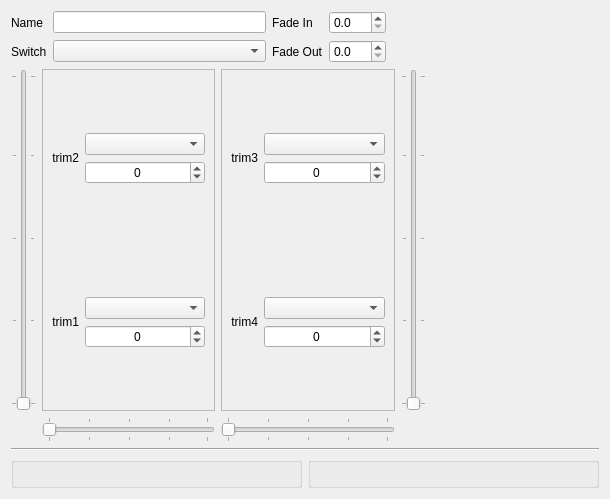
Before: the Qt Designer form companion/src/modeledit/flightmode.ui in opentx/opentx, drawn with Qt 5.
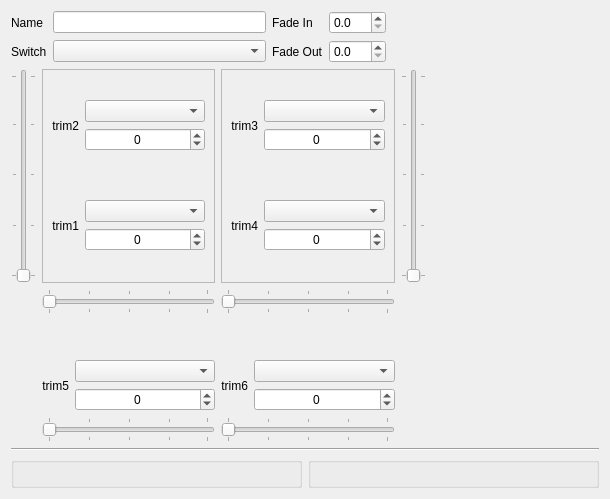
After: the same form once the commit is applied.

Commit message:
Add T5/T6 to Companion for relevant radios (#7415)
* Hopefully correct ui

* Continued

* Cosmetics

* Prevent crashes

* Fix T5/T6 not saving

* Windows compilation fix

* Add sliders for T5/T6

* Cosmetics

The edit to the form file:
```diff
--- a/companion/src/modeledit/flightmode.ui
+++ b/companion/src/modeledit/flightmode.ui
@@ -58,7 +58,7 @@
        </property>
       </widget>
      </item>
-     <item row="0" column="4" rowspan="2">
+     <item row="0" column="6" rowspan="2">
       <spacer name="spacer_5">
        <property name="orientation">
         <enum>Qt::Horizontal</enum>
@@ -85,24 +85,18 @@
    </item>
    <item>
     <layout class="QGridLayout" name="trimsLayout">
-     <item row="2" column="1">
-      <widget class="QSlider" name="trim1Slider">
-       <property name="sizePolicy">
-        <sizepolicy hsizetype="MinimumExpanding" vsizetype="Fixed">
-         <horstretch>0</horstretch>
-         <verstretch>0</verstretch>
-        </sizepolicy>
-       </property>
+     <item row="0" column="4">
+      <spacer name="horizontalSpacer">
        <property name="orientation">
         <enum>Qt::Horizontal</enum>
        </property>
-       <property name="tickPosition">
-        <enum>QSlider::TicksBothSides</enum>
+       <property name="sizeHint" stdset="0">
+        <size>
+         <width>40</width>
+         <height>20</height>
+        </size>
        </property>
-       <property name="tickInterval">
-        <number>25</number>
-       </property>
-      </widget>
+      </spacer>
      </item>
      <item row="0" column="0">
       <widget class="QSlider" name="trim2Slider">
@@ -136,25 +130,6 @@
        </property>
       </widget>
      </item>
-     <item row="2" column="2">
-      <widget class="QSlider" name="trim4Slider">
-       <property name="sizePolicy">
-        <sizepolicy hsizetype="MinimumExpanding" vsizetype="Fixed">
-         <horstretch>0</horstretch>
-         <verstretch>0</verstretch>
-        </sizepolicy>
-       </property>
-       <property name="orientation">
-        <enum>Qt::Horizontal</enum>
-       </property>
-       <property name="tickPosition">
-        <enum>QSlider::TicksBothSides</enum>
-       </property>
-       <property name="tickInterval">
-        <number>25</number>
-       </property>
-      </widget>
-     </item>
      <item row="0" column="1">
       <widget class="QFrame" name="frame">
        <property name="frameShape">
@@ -166,16 +141,6 @@
        <layout class="QVBoxLayout" name="verticalLayout_2">
         <item>
          <layout class="QGridLayout" name="leftTrims_3" columnstretch="0,1">
-          <item row="1" column="0">
-           <widget class="QLabel" name="trim1Label">
-            <property name="text">
-             <string notr="true">trim1</string>
-            </property>
-            <property name="alignment">
-             <set>Qt::AlignRight|Qt::AlignTrailing|Qt::AlignVCenter</set>
-            </property>
-           </widget>
-          </item>
           <item row="0" column="1">
            <layout class="QVBoxLayout" name="verticalLayout_5c_3">
             <item>
@@ -284,11 +249,59 @@
             </property>
            </widget>
           </item>
+          <item row="1" column="0">
+           <widget class="QLabel" name="trim1Label">
+            <property name="text">
+             <string notr="true">trim1</string>
+            </property>
+            <property name="alignment">
+             <set>Qt::AlignRight|Qt::AlignTrailing|Qt::AlignVCenter</set>
+            </property>
+           </widget>
+          </item>
          </layout>
         </item>
        </layout>
       </widget>
      </item>
+     <item row="2" column="2">
+      <widget class="QSlider" name="trim4Slider">
+       <property name="sizePolicy">
+        <sizepolicy hsizetype="MinimumExpanding" vsizetype="Fixed">
+         <horstretch>0</horstretch>
+         <verstretch>0</verstretch>
+        </sizepolicy>
+       </property>
+       <property name="orientation">
+        <enum>Qt::Horizontal</enum>
+       </property>
+       <property name="tickPosition">
+        <enum>QSlider::TicksBothSides</enum>
+       </property>
+       <property name="tickInterval">
+        <number>25</number>
+       </property>
+      </widget>
+     </item>
+     <item row="2" column="1">
+      <widget class="QSlider" name="trim1Slider">
+       <property name="sizePolicy">
+        <sizepolicy hsizetype="MinimumExpanding" vsizetype="Fixed">
+         <horstretch>0</horstretch>
+         <verstretch>0</verstretch>
+        </sizepolicy>
+       </property>
+       <property name="orientation">
+        <enum>Qt::Horizontal</enum>
+       </property>
+       <property name="tickPosition">
+        <enum>QSlider::TicksBothSides</enum>
+       </property>
+       <property name="tickInterval">
+        <number>25</number>
+       </property>
+      </widget>
+     </item>
      <item row="0" column="2">
       <widget class="QFrame" name="frame_2">
        <property name="frameShape">
@@ -299,7 +312,7 @@
        </property>
        <layout class="QVBoxLayout" name="verticalLayout_3">
         <item>
-         <layout class="QGridLayout" name="righTrims_2" columnstretch="0,1">
+         <layout class="QGridLayout" name="rightTrims_2" columnstretch="0,1">
           <item row="1" column="0">
            <widget class="QLabel" name="trim4Label">
             <property name="text">
@@ -310,65 +323,6 @@
             </property>
            </widget>
           </item>
-          <item row="0" column="0">
-           <widget class="QLabel" name="trim3Label">
-            <property name="text">
-             <string notr="true">trim3</string>
-            </property>
-            <property name="alignment">
-             <set>Qt::AlignRight|Qt::AlignTrailing|Qt::AlignVCenter</set>
-            </property>
-           </widget>
-          </item>
-          <item row="0" column="1">
-           <layout class="QVBoxLayout" name="verticalLayout_7b_2">
-            <item>
-             <spacer name="verticalSpacer_7b_2">
-              <property name="orientation">
-               <enum>Qt::Vertical</enum>
-              </property>
-              <property name="sizeHint" stdset="0">
-               <size>
-                <width>20</width>
-                <height>40</height>
-               </size>
-              </property>
-             </spacer>
-            </item>
-            <item>
-             <widget class="QComboBox" name="trim3Use"/>
-            </item>
-            <item>
-             <widget class="QSpinBox" name="trim3Value">
-              <property name="alignment">
-               <set>Qt::AlignCenter</set>
-              </property>
-              <property name="accelerated">
-               <bool>true</bool>
-              </property>
-              <property name="minimum">
-               <number>-896</number>
-              </property>
-              <property name="maximum">
-               <number>896</number>
-              </property>
-             </widget>
-            </item>
-            <item>
-             <spacer name="verticalSpacer_8d_2">
-              <property name="orientation">
-               <enum>Qt::Vertical</enum>
-              </property>
-              <property name="sizeHint" stdset="0">
-               <size>
-                <width>20</width>
-                <height>40</height>
-               </size>
-              </property>
-             </spacer>
-            </item>
-           </layout>
-          </item>
           <item row="1" column="1">
            <layout class="QVBoxLayout" name="verticalLayout_8d_2">
             <item>
@@ -418,23 +372,201 @@
             </item>
            </layout>
           </item>
+          <item row="0" column="1">
+           <layout class="QVBoxLayout" name="verticalLayout_7b_2">
+            <item>
+             <spacer name="verticalSpacer_7b_2">
+              <property name="orientation">
+               <enum>Qt::Vertical</enum>
+              </property>
+              <property name="sizeHint" stdset="0">
+               <size>
+                <width>20</width>
+                <height>40</height>
+               </size>
+              </property>
+             </spacer>
+            </item>
+            <item>
+             <widget class="QComboBox" name="trim3Use"/>
+            </item>
+            <item>
+             <widget class="QSpinBox" name="trim3Value">
+              <property name="alignment">
+               <set>Qt::AlignCenter</set>
+              </property>
+              <property name="accelerated">
+               <bool>true</bool>
+              </property>
+              <property name="minimum">
+               <number>-896</number>
+              </property>
+              <property name="maximum">
+               <number>896</number>
+              </property>
+             </widget>
+            </item>
+            <item>
+             <spacer name="verticalSpacer_8d_2">
+              <property name="orientation">
+               <enum>Qt::Vertical</enum>
+              </property>
+              <property name="sizeHint" stdset="0">
+               <size>
+                <width>20</width>
+                <height>40</height>
+               </size>
+              </property>
+             </spacer>
+            </item>
+           </layout>
+          </item>
+          <item row="0" column="0">
+           <widget class="QLabel" name="trim3Label">
+            <property name="text">
+             <string notr="true">trim3</string>
+            </property>
+            <property name="alignment">
+             <set>Qt::AlignRight|Qt::AlignTrailing|Qt::AlignVCenter</set>
+            </property>
+           </widget>
+          </item>
          </layout>
         </item>
        </layout>
       </widget>
      </item>
-     <item row="0" column="4">
-      <spacer name="horizontalSpacer">
+     <item row="3" column="2">
+      <layout class="QGridLayout" name="t6Layout" columnstretch="0,1">
+       <item row="2" column="0">
+        <widget class="QLabel" name="trim6Label">
+         <property name="text">
+          <string>trim6</string>
+         </property>
+         <property name="alignment">
+          <set>Qt::AlignRight|Qt::AlignTrailing|Qt::AlignVCenter</set>
+         </property>
+        </widget>
+       </item>
+       <item row="2" column="1">
+        <layout class="QVBoxLayout" name="verticalLayout_4">
+         <item>
+          <widget class="QComboBox" name="trim6Use"/>
+         </item>
+         <item>
+          <widget class="QSpinBox" name="trim6Value">
+           <property name="alignment">
+            <set>Qt::AlignCenter</set>
+           </property>
+           <property name="accelerated">
+            <bool>true</bool>
+           </property>
+           <property name="minimum">
+            <number>-896</number>
+           </property>
+           <property name="maximum">
+            <number>896</number>
+           </property>
+          </widget>
+         </item>
+        </layout>
+       </item>
+       <item row="0" column="1">
+        <spacer name="verticalSpacer_2">
+         <property name="orientation">
+          <enum>Qt::Vertical</enum>
+         </property>
+         <property name="sizeType">
+          <enum>QSizePolicy::Minimum</enum>
+         </property>
+         <property name="sizeHint" stdset="0">
+          <size>
+           <width>20</width>
+           <height>40</height>
+          </size>
+         </property>
+        </spacer>
+       </item>
+      </layout>
+     </item>
+     <item row="4" column="2">
+      <widget class="QSlider" name="trim6Slider">
        <property name="orientation">
         <enum>Qt::Horizontal</enum>
        </property>
-       <property name="sizeHint" stdset="0">
-        <size>
-         <width>40</width>
-         <height>20</height>
-        </size>
+       <property name="tickPosition">
+        <enum>QSlider::TicksBothSides</enum>
        </property>
-      </spacer>
+       <property name="tickInterval">
+        <number>25</number>
+       </property>
+      </widget>
+     </item>
+     <item row="4" column="1">
+      <widget class="QSlider" name="trim5Slider">
+       <property name="orientation">
+        <enum>Qt::Horizontal</enum>
+       </property>
+       <property name="tickPosition">
+        <enum>QSlider::TicksBothSides</enum>
+       </property>
+       <property name="tickInterval">
+        <number>25</number>
+       </property>
+      </widget>
+     </item>
+     <item row="3" column="1">
+      <layout class="QGridLayout" name="t5Layout" columnstretch="0,1">
+       <item row="1" column="0">
+        <widget class="QLabel" name="trim5Label">
+         <property name="text">
+          <string>trim5</string>
+         </property>
+         <property name="alignment">
+          <set>Qt::AlignRight|Qt::AlignTrailing|Qt::AlignVCenter</set>
+         </property>
+        </widget>
+       </item>
+       <item row="1" column="1">
+        <layout class="QVBoxLayout" name="verticalLayout_5">
+         <item>
+          <widget class="QComboBox" name="trim5Use"/>
+         </item>
+         <item>
+          <widget class="QSpinBox" name="trim5Value">
+           <property name="alignment">
+            <set>Qt::AlignCenter</set>
+           </property>
+           <property name="accelerated">
+            <bool>true</bool>
+           </property>
+           <property name="minimum">
+            <number>-896</number>
+           </property>
+           <property name="maximum">
+            <number>896</number>
+           </property>
+          </widget>
+         </item>
+        </layout>
+       </item>
+       <item row="0" column="1">
+        <spacer name="verticalSpacer">
+         <property name="orientation">
+          <enum>Qt::Vertical</enum>
+         </property>
+         <property name="sizeType">
+          <enum>QSizePolicy::Minimum</enum>
+         </property>
+         <property name="sizeHint" stdset="0">
+          <size>
+           <width>20</width>
+           <height>40</height>
+          </size>
+         </property>
+        </spacer>
+       </item>
+      </layout>
      </item>
     </layout>
    </item>
```
The commit also changes 1 other file.
